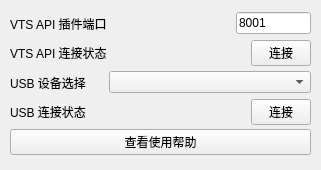
Old version of the form ui/mainwindow.ui in the repository reitovo/blive-face-relay.
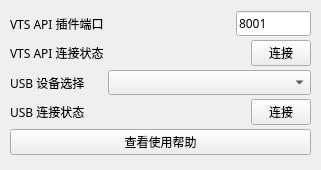
New version of the form.

```diff
--- a/ui/mainwindow.ui
+++ b/ui/mainwindow.ui
@@ -30,6 +30,7 @@
     </property>
     <property name="font">
      <font>
+      <family>MiSans</family>
       <pointsize>9</pointsize>
      </font>
     </property>
@@ -52,6 +53,7 @@
          </property>
          <property name="font">
           <font>
+           <family>MiSans</family>
            <pointsize>9</pointsize>
           </font>
          </property>
@@ -76,6 +78,7 @@
          </property>
          <property name="font">
           <font>
+           <family>MiSans</family>
            <pointsize>9</pointsize>
           </font>
          </property>
@@ -101,6 +104,7 @@
          </property>
          <property name="font">
           <font>
+           <family>MiSans</family>
            <pointsize>9</pointsize>
           </font>
          </property>
@@ -125,6 +129,7 @@
          </property>
          <property name="font">
           <font>
+           <family>MiSans</family>
            <pointsize>9</pointsize>
           </font>
          </property>
@@ -180,6 +185,7 @@
          </property>
          <property name="font">
           <font>
+           <family>MiSans</family>
            <pointsize>9</pointsize>
           </font>
          </property>
@@ -192,6 +198,7 @@
         <spacer name="horizontalSpacer">
          <property name="font">
           <font>
+           <family>MiSans</family>
            <pointsize>9</pointsize>
           </font>
          </property>
@@ -219,6 +226,7 @@
          </property>
          <property name="font">
           <font>
+           <family>MiSans</family>
            <pointsize>9</pointsize>
           </font>
          </property>
@@ -238,6 +246,7 @@
          </property>
          <property name="font">
           <font>
+           <family>MiSans</family>
            <pointsize>9</pointsize>
           </font>
          </property>
@@ -256,6 +265,7 @@
          </property>
          <property name="font">
           <font>
+           <family>MiSans</family>
            <pointsize>9</pointsize>
           </font>
          </property>
```
Left out of the diff: 3 changed lines with no effect on the pictures.
